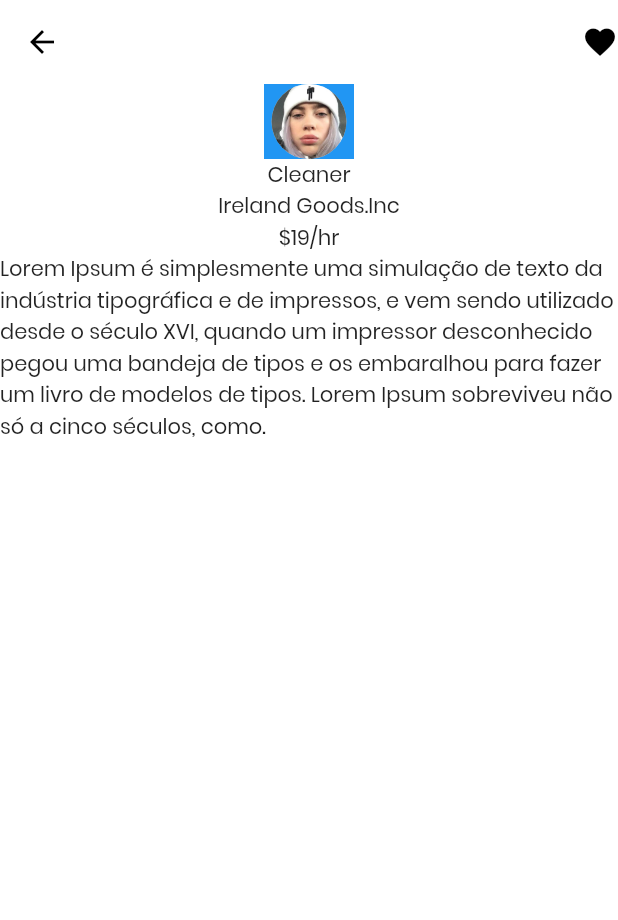
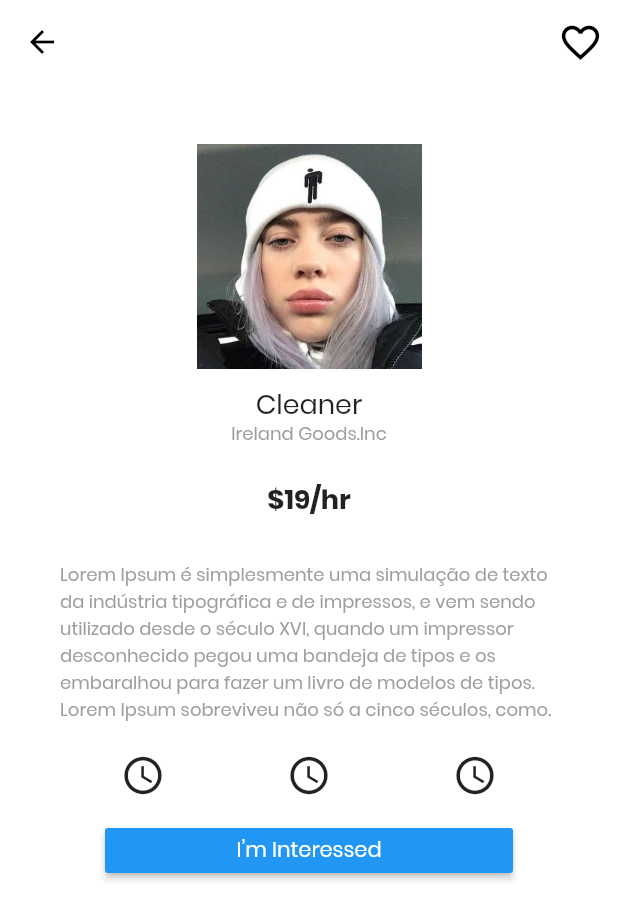
Before and after one commit to NicolasMarqui/Seekr-Flutter, a Flutter app: the SeeJobs screen opened directly, after a tap on "More", on a phone screen of 412 x 824 dp. Shown: the top 920 px of the screen. Run offline on Flutter 3.47's test engine with Material 2 defaults, Android fonts, the phone set to English and light mode, and no system bars; our stand-ins replace curved_navigation_bar.

Commit message:
Added Style to Job Info[

```diff
--- a/frontend/lib/pages/home.dart
+++ b/frontend/lib/pages/home.dart
@@ -15,7 +15,7 @@ class HomePage extends StatefulWidget {
 }
 
 class _HomePageState extends State<HomePage> {
-  int _page = 1;
+  int _page = 0;
 
   final _pages = [
     HomePageContent(),
@@ -79,7 +79,7 @@ class _HomePageState extends State<HomePage> {
             color: Colors.white,
           ),
           Icon(
-            Icons.location_city,
+            Icons.favorite,
             size: 26,
             color: Colors.white,
           ),
--- a/frontend/lib/pages/jobInfo.dart
+++ b/frontend/lib/pages/jobInfo.dart
@@ -1,4 +1,6 @@
 import 'package:flutter/material.dart';
+
+import '../styles/styles.dart';
 
 class JobInfo extends StatelessWidget {
   final job;
@@ -7,42 +9,85 @@ class JobInfo extends StatelessWidget {
 
   @override
   Widget build(BuildContext context) {
-    return Container(
-      child: Scaffold(
+    return Scaffold(
       backgroundColor: Colors.white,
       appBar: AppBar(
         elevation: 0,
         actions: <Widget>[
-            Icon(Icons.favorite),
+          Padding(
+            padding: const EdgeInsets.only(right: 10),
+            child: Icon(Icons.favorite_border, size: 30,),
+          ),
         ],
       ),
-        body: Column(
+      body: SingleChildScrollView(
+        child: Padding(
+          padding: const EdgeInsets.all(40.0),
+          child: Column(
+            mainAxisAlignment: MainAxisAlignment.spaceAround,
             children: <Widget>[
               Container(
-              height: 50,
-              color: Colors.blue,
+                height: 150,
                 child: Hero(
                   tag: 'huh',
-                child: CircleAvatar(
-                  radius: 30,
-                  backgroundImage: AssetImage('assets/images/avatar.jpg'),
-                ),
+                  child: Image.asset('assets/images/avatar.jpg'),
                 ),
               ),
               Container(
                 child: Column(
+                  mainAxisAlignment: MainAxisAlignment.spaceAround,
                   children: <Widget>[
-                  Text(job.title),
-                  Text(job.company),
-                  Text('\$19/hr'),
+                    Padding(
+                      padding: const EdgeInsets.only(top: 10, bottom: 3),
+                      child: Text(
+                        job.title,
+                        style: AppStyles.title_1(),
+                      ),
+                    ),
+                    Text(
+                      job.company,
+                      style: AppStyles.linkDescSmall(),
+                    ),
+                    Padding(
+                      padding: const EdgeInsets.symmetric(vertical: 30),
+                      child: Text(
+                        '\$19/hr',
+                        style: AppStyles.bold(),
+                      ),
+                    ),
                   ],
                 ),
               ),
               Container(
                 child: Text(
-                  'Lorem Ipsum é simplesmente uma simulação de texto da indústria tipográfica e de impressos, e vem sendo utilizado desde o século XVI, quando um impressor desconhecido pegou uma bandeja de tipos e os embaralhou para fazer um livro de modelos de tipos. Lorem Ipsum sobreviveu não só a cinco séculos, como.'),
+                  'Lorem Ipsum é simplesmente uma simulação de texto da indústria tipográfica e de impressos, e vem sendo utilizado desde o século XVI, quando um impressor desconhecido pegou uma bandeja de tipos e os embaralhou para fazer um livro de modelos de tipos. Lorem Ipsum sobreviveu não só a cinco séculos, como.',
+                  style: AppStyles.desc(),
+                ),
+              ),
+              Container(
+                padding: EdgeInsets.symmetric(vertical: 20),
+                child: Row(
+                  mainAxisAlignment: MainAxisAlignment.spaceAround,
+                  children: <Widget>[
+                    Icon(Icons.access_time, size: 30,),
+                    Icon(Icons.access_time, size: 30,),
+                    Icon(Icons.access_time, size: 30,),
+                  ],
+                ),
+              ),
+              Container(
+                width: double.infinity,
+                height: 30,
+                padding: EdgeInsets.symmetric(horizontal: 30),
+                child: RaisedButton(
+                  onPressed: () {},
+                  child: Text('I’m Interessed'),
+                  color: Colors.blue,
+                  textColor: Colors.white,
+                ),
               ),
             ],
+          ),
         ),
       ),
     );
--- a/frontend/lib/widgets/jobsCard.dart
+++ b/frontend/lib/widgets/jobsCard.dart
@@ -25,8 +25,9 @@ class JobsCard extends StatelessWidget {
   Widget build(BuildContext context) {
     return Container(
         child: Column(
-      children: jobs
+        children: jobs
           .map((j) => Card(
+                elevation: 7,
                 child: Row(
                   children: <Widget>[
                     Flexible(
@@ -133,7 +134,7 @@ class JobsCard extends StatelessWidget {
                                             job: j,
                                           )));
                             },
-                            color: Colors.blue,
+                            color: Colors.blueAccent,
                             textColor: Colors.white,
                           ),
                         ],
```
Lines whose indentation alone changed are shown as unchanged.
